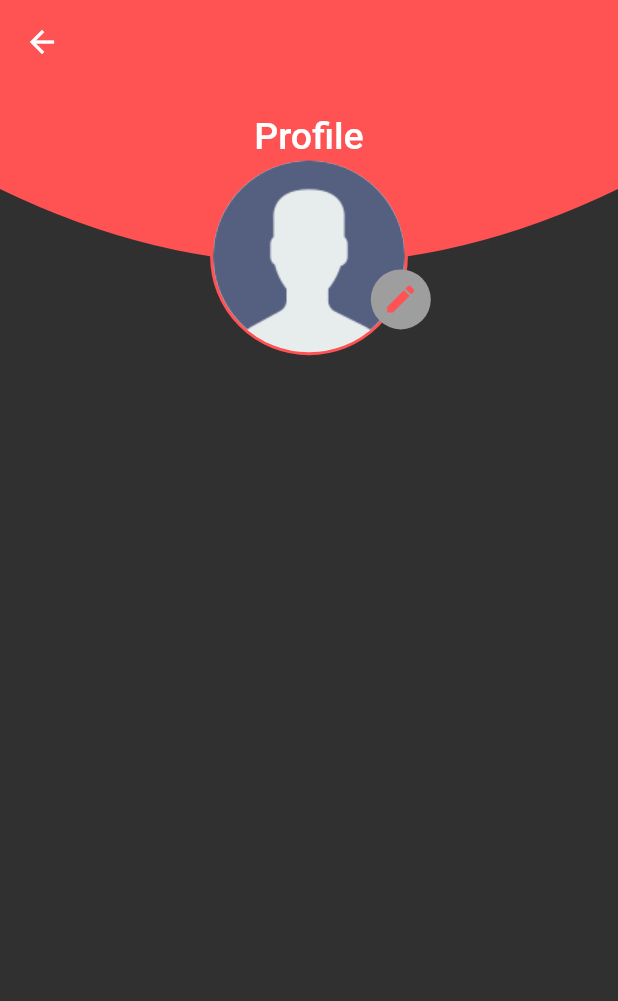
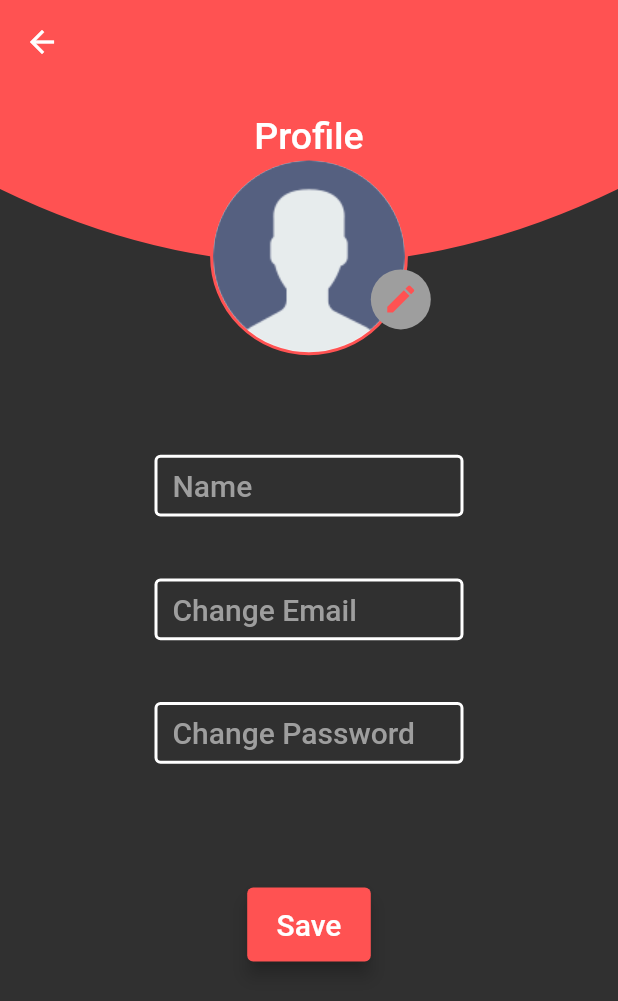
Before and after one commit to SkeletonPythons/studify, a Flutter app: the ProfilePage screen opened by its route, on a phone screen of 412 x 824 dp. Shown: the top 1001 px of the screen. Run offline on Flutter 3.47's test engine with Material 2 defaults, Android fonts, the phone set to English and light mode, and no system bars; our stand-ins replace cloud_firestore, firebase_auth, firebase_core, firebase_database, flutter_form_builder, flutter_svg and 8 more; missing offline and left inert: flutterfire_ui, googleapis; accounts and stored records are empty; Roboto replaces fonts that are missing (Ubuntu).

Commit message:
finished profile page ui
next will work on modification behaviors on profile page

```diff
--- a/lib/pages/profile_page/profile_page.dart
+++ b/lib/pages/profile_page/profile_page.dart
@@ -4,6 +4,7 @@ import 'package:flutter/material.dart';
 import 'package:get/get.dart';
 import 'package:google_fonts/google_fonts.dart';
 import 'package:studify/utils/consts/app_colors.dart';
+import 'package:studify/widgets/textField.dart';
 
 import '../../routes/routes.dart';
 import '../../services/auth.dart';
@@ -19,6 +20,10 @@ class ProfilePage extends StatefulWidget {
 
 class ProfilePageState extends State<ProfilePage>
     with SingleTickerProviderStateMixin {
+  final TextEditingController _nameController = TextEditingController();
+  final TextEditingController _emailController = TextEditingController();
+  final TextEditingController _passwordController = TextEditingController();
+
   @override
   Widget build(BuildContext context) {
     return Material(
@@ -89,6 +94,63 @@ class ProfilePageState extends State<ProfilePage>
                 ),
               ),
             ),
+            Positioned(
+              top: Get.height * 0.30,
+              child: SizedBox(
+                height: Get.height * 0.05,
+                width: Get.width * 0.5,
+                child: DefaultTextField(
+                  hintText: 'Name',
+                  controller: _nameController
+                    ..text = '${Auth.instance.USER.name}',
+                ),
+              ),
+            ),
+            Positioned(
+              top: Get.height * 0.40,
+              child: SizedBox(
+                height: Get.height * 0.05,
+                width: Get.width * 0.5,
+                child: DefaultTextField(
+                  hintText: 'Change Email',
+                  controller: _emailController,
+                ),
+              ),
+            ),
+            Positioned(
+              top: Get.height * 0.50,
+              child: SizedBox(
+                height: Get.height * 0.05,
+                width: Get.width * 0.5,
+                child: DefaultTextField(
+                  hintText: 'Change Password',
+                  controller: _passwordController,
+                ),
+              ),
+            ),
+            Positioned(
+              top: Get.height * 0.65,
+              child: SizedBox(
+                height: Get.height * 0.06,
+                width: Get.width * 0.2,
+                child: ElevatedButton(
+                  style: ElevatedButton.styleFrom(
+                    primary: Colors.redAccent,
+                    shadowColor: kBackgroundDark,
+                    elevation: 5,
+                  ),
+                  onPressed: () {},
+                  child: Text(
+                    'Save',
+                    style: GoogleFonts.ubuntu(
+                      fontSize: 20,
+                      fontWeight: FontWeight.w500,
+                      color: Colors.white,
+                    ),
+                  ),
+                ),
+              ),
+            ),
           ], // children
         ),
       ),
--- /dev/null
+++ b/lib/widgets/textField.dart
@@ -0,0 +1,38 @@
+
+import 'package:flutter/material.dart';
+import 'package:google_fonts/google_fonts.dart';
+
+class DefaultTextField extends StatelessWidget {
+  const DefaultTextField({Key? key, required this.hintText, required this.controller,}) : super(key: key);
+  final String? hintText;
+  final TextEditingController controller;
+
+  @override
+  Widget build(BuildContext context) {
+    return TextField(
+      controller: controller,
+      cursorColor: Colors.white,
+      textAlignVertical: TextAlignVertical.bottom,
+      style: GoogleFonts.ubuntu(
+        fontSize: 20,
+        fontWeight: FontWeight.w500,
+        color: Colors.white,
+      ),
+      decoration: InputDecoration(
+        focusedBorder: const OutlineInputBorder(
+          borderSide: BorderSide(color: Colors.red, width: 2.0),
+        ),
+        enabledBorder: const OutlineInputBorder(
+          borderSide: BorderSide(color: Colors.white, width: 2.0),
+        ),
+        hintText: hintText,
+        hintStyle: GoogleFonts.ubuntu(
+          fontSize: 20,
+          fontWeight: FontWeight.w500,
+          color: Colors.grey,
+        ),
+      ),
+    );
+  }
+
+}
```
